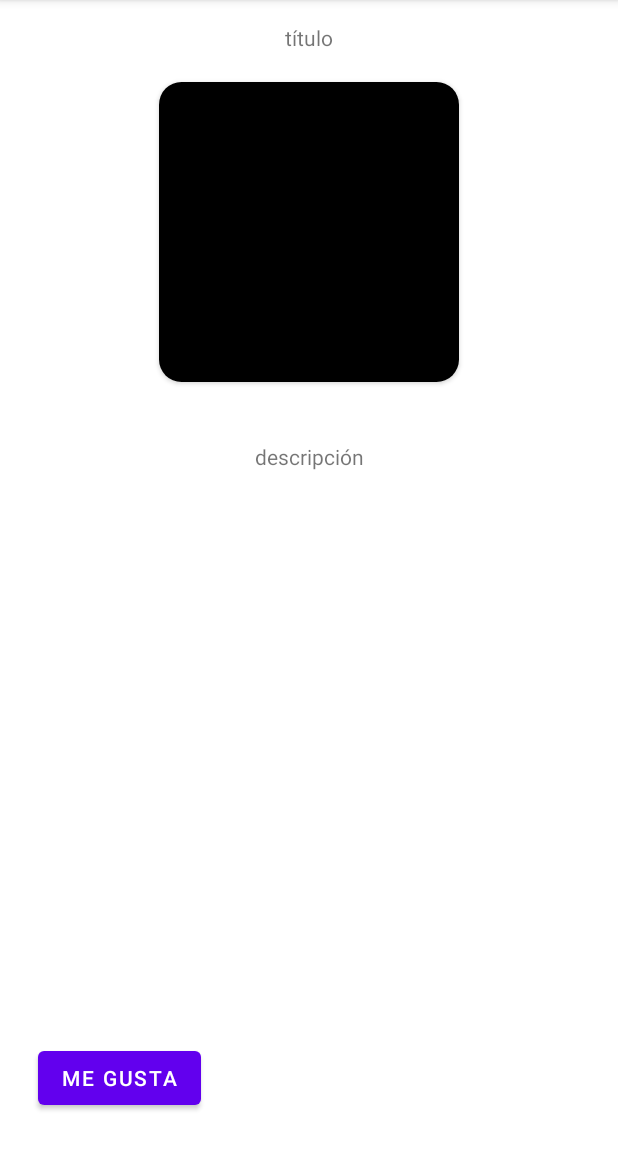
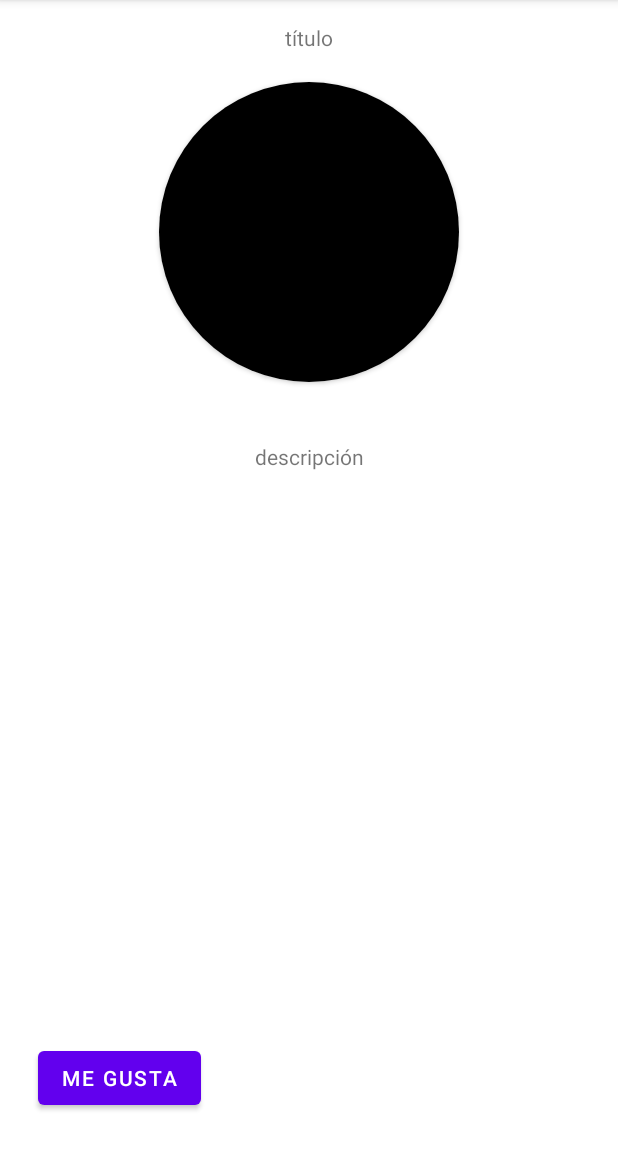
Before and after one commit to AndresSotoLopez/DI, an Android app: the screen it shows after launch (DetailActivity), on a phone screen of 412 x 824 dp, the part 84-1236 px from its top. Run offline under Robolectric (Android 15) with nearby library versions, the phone set to English and light mode, and no system bars.

Commit message:
Eliminado atributo en el elemento card del activity_detail

```diff
--- a/sprint3android/app/src/main/res/layout/activity_detail.xml
+++ b/sprint3android/app/src/main/res/layout/activity_detail.xml
@@ -21,8 +21,7 @@
         android:id="@+id/imageview_detail_activity"
         android:layout_width="wrap_content"
         android:layout_height="wrap_content"
-        app:cardCornerRadius="15dp"
-        app:layout_Margin="5dp"
+        app:cardCornerRadius="100dp"
         android:elevation="10dp"
         app:layout_constraintTop_toBottomOf="@id/textview_detail_activity"
         android:layout_marginTop="20dp"
```
